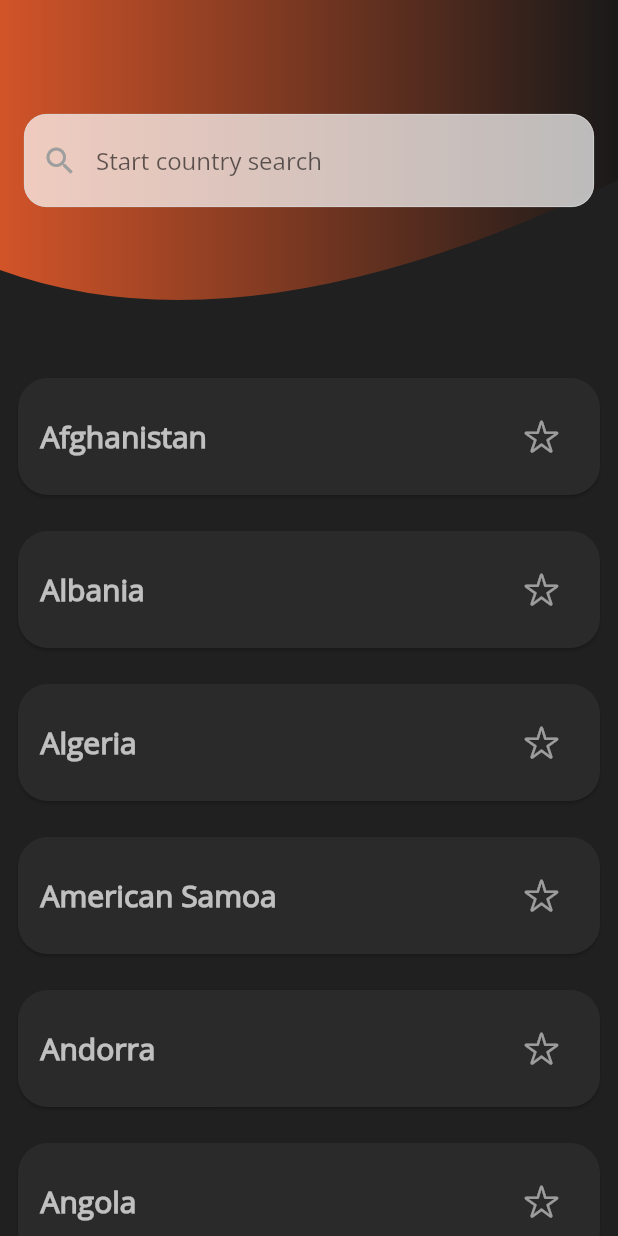
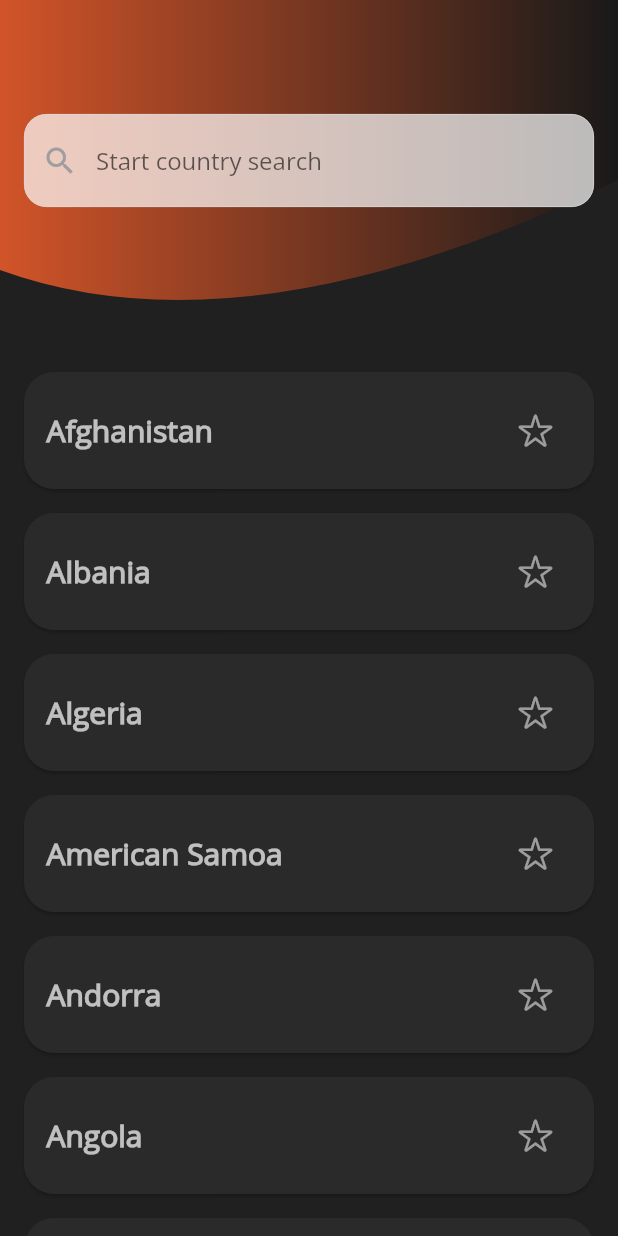
Before and after one commit to VailStrawb/travel_app, a Flutter app: the SearchPage screen opened directly, on a phone screen of 412 x 824 dp. Run offline on Flutter 3.47's test engine with Material 2 defaults, Android fonts, the phone set to English and light mode, and no system bars; our stand-ins replace csv, shared_preferences; accounts and stored records are empty.

Commit message:
Change cards size

```diff
--- a/lib/ui/common_widgets/search_page.dart
+++ b/lib/ui/common_widgets/search_page.dart
@@ -46,7 +46,7 @@ class _SearchPageState extends State<SearchPage> {
           SliverList(
               delegate: SliverChildBuilderDelegate((BuildContext context, int index) {
             return Padding(
-              padding: const EdgeInsets.all(8.0),
+              padding: const EdgeInsets.only(left: 12, top: 4, bottom: 4, right: 12),
               child: Card(
                 shape: const RoundedRectangleBorder(borderRadius: BorderRadius.all(Radius.circular(20))),
                 color: const Color.fromARGB(255, 42, 42, 42),
```
